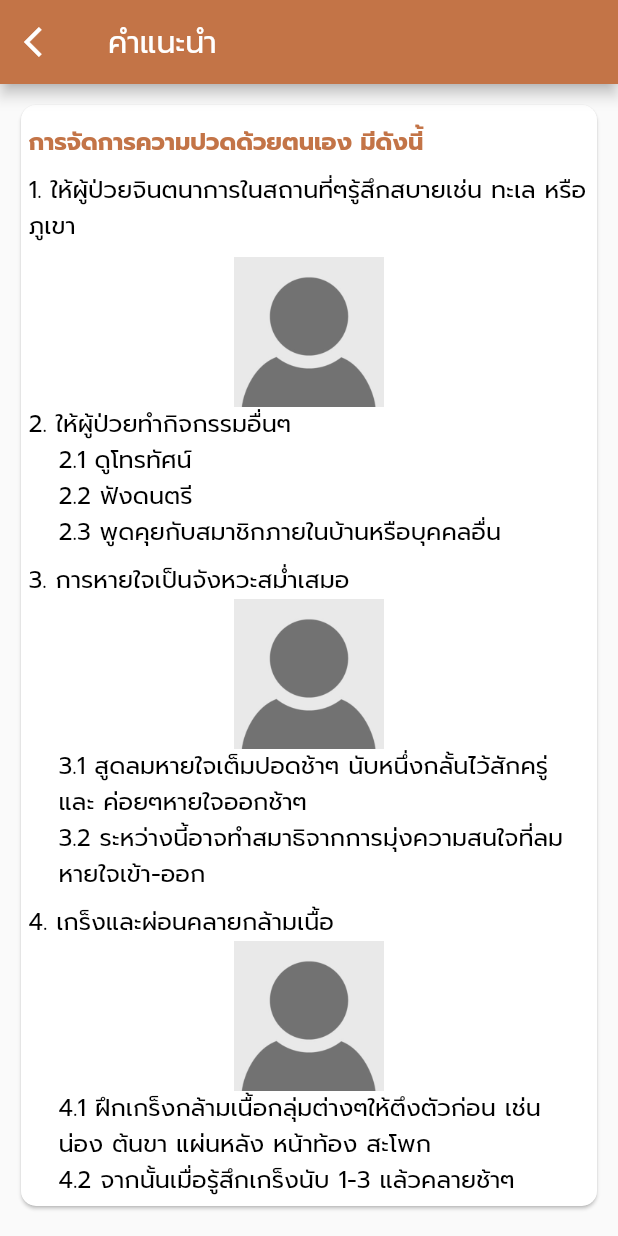
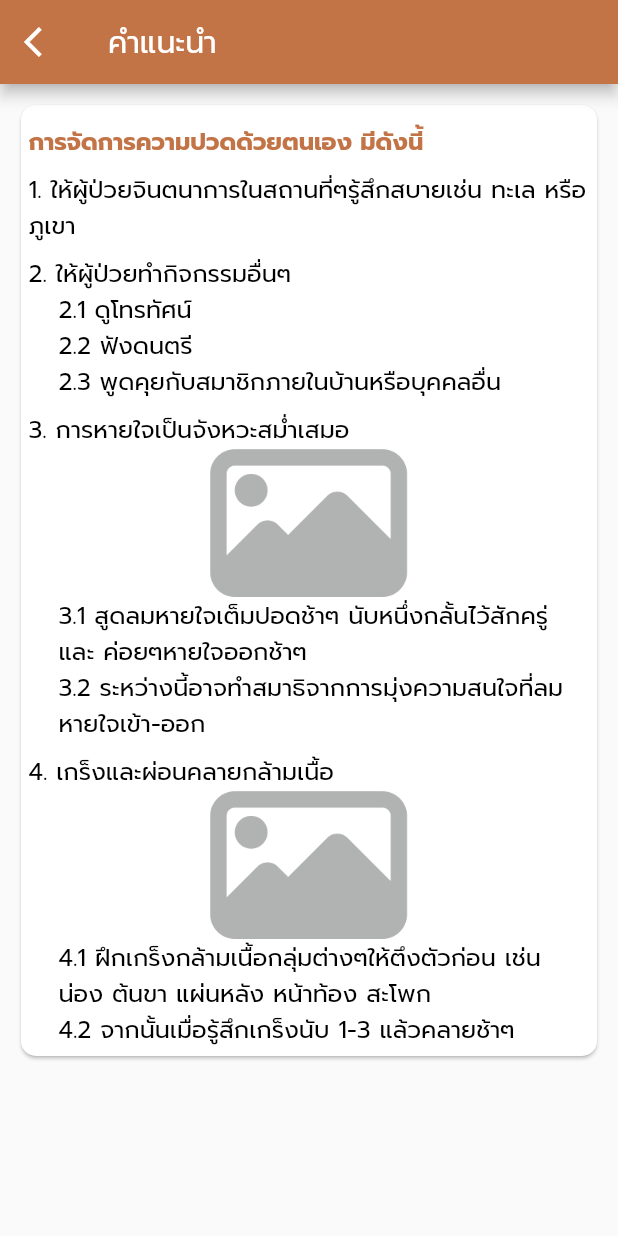
Before and after one commit to LaCare-KMUTT/AbdoCare, a Flutter app: the PainAdvice screen opened directly, on a phone screen of 412 x 824 dp. Run offline on Flutter 3.47's test engine with Material 2 defaults, Android fonts, the phone set to English and light mode, and no system bars; our stand-ins replace bubble, charts_flutter, cloud_firestore, firebase_auth, firebase_core, get_it and 3 more; missing offline and left inert: flutter_dialogflow; accounts and stored records are empty; statements that could not run were skipped; project files that could hold a hidden picture were left out.

Commit message:
Correct misspellings

```diff
--- a/lib/widget/evaluation_form/post-op-home/surgical_incision_form.dart
+++ b/lib/widget/evaluation_form/post-op-home/surgical_incision_form.dart
@@ -189,7 +189,7 @@ class _SurgicalIncisionFormState extends State<SurgicalIncisionForm> {
             child: Column(
               crossAxisAlignment: CrossAxisAlignment.center,
               children: [
-                Text("ให้ผู้ป้วยมาพบแพทย์ทันที",
+                Text("ให้ผู้ป่วยมาพบแพทย์ทันที",
                     style: Theme.of(context).textTheme.bodyText1),
               ],
             ),
--- a/lib/widget/training_information/post-op-home/pain_advice.dart
+++ b/lib/widget/training_information/post-op-home/pain_advice.dart
@@ -46,11 +46,6 @@ class PainAdvice extends StatelessWidget {
                             child: Column(
                               crossAxisAlignment: CrossAxisAlignment.stretch,
                               children: [
-                                Image.asset(
-                                  'assets/default.jpg',
-                                  height: 100,
-                                  width: 80,
-                                ),
                                 Text('2. ให้ผู้ป่วยทำกิจกรรมอื่นๆ',
                                     style:
                                         Theme.of(context).textTheme.bodyText1),
@@ -88,7 +83,7 @@ class PainAdvice extends StatelessWidget {
                                     style:
                                         Theme.of(context).textTheme.bodyText1),
                                 Image.asset(
-                                  'assets/default.jpg',
+                                  'assets/image.png',
                                   height: 100,
                                   width: 80,
                                 ),
@@ -123,7 +118,7 @@ class PainAdvice extends StatelessWidget {
                                     style:
                                         Theme.of(context).textTheme.bodyText1),
                                 Image.asset(
-                                  'assets/default.jpg',
+                                  'assets/image.png',
                                   height: 100,
                                   width: 80,
                                 ),
```
